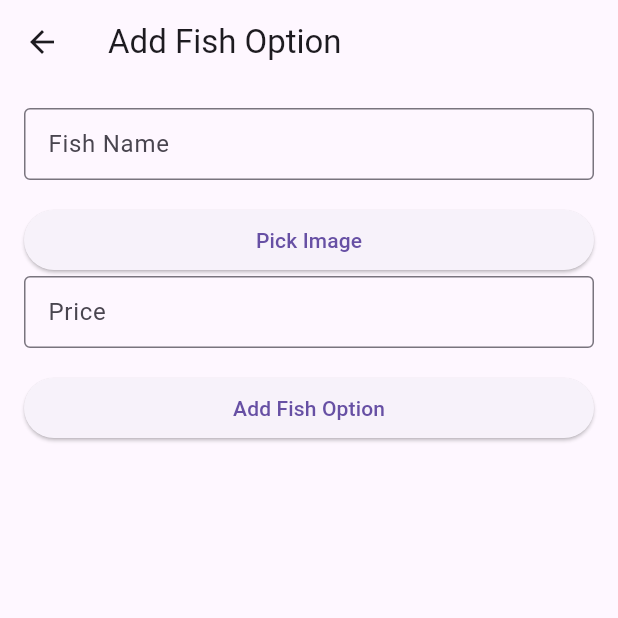
After one commit to Nexus-Code89/FishCab_Buyer, a Flutter app: the AddFishOptionPage screen opened by its route, after a tap on "Add Fish Option", on a phone screen of 412 x 824 dp, the top half of it. The commit adds this screen. Run offline on Flutter 3.47's test engine with Material 3 defaults, Android fonts, the phone set to English and light mode, and no system bars; our stand-ins replace cloud_firestore, firebase_auth, firebase_core, firebase_storage, image_picker; missing offline and left inert: dart:html; accounts and stored records are empty.

Commit message:
leo gwapo

```diff
--- a/lib/main.dart
+++ b/lib/main.dart
@@ -7,10 +7,10 @@ import 'package:fish_cab/seller_pages/seller_fish_options_screen.dart';
 import 'package:fish_cab/seller_pages/seller_home_screen.dart';
 import 'package:fish_cab/seller_pages/seller_schedule_screen.dart';
 import 'package:fish_cab/seller_pages/seller_search_singleton.dart';
+import 'package:fish_cab/seller_side/seller_add_fish_option.dart';
 import 'package:fish_cab/seller_side/seller_fish_options_page.dart';
 import 'package:fish_cab/seller_side/seller_home_page.dart';
 import 'package:fish_cab/seller_side/seller_schedule_page.dart';
-import 'package:fish_cab/seller_side/seller_schedule_update.dart';
 import 'package:fish_cab/seller_side/seller_singleton.dart';
 import 'package:flutter/material.dart';
 import 'package:firebase_core/firebase_core.dart';
@@ -42,9 +42,8 @@ class MyApp extends StatelessWidget {
           '/seller_schedule_view':(context) => SellerScheduleScreen(sellerId: SellerSeacrhSingleton.instance.userId,),
           '/seller_fish_options_view':(context) => FishOptionsScreen(sellerId: SellerSeacrhSingleton.instance.userId,),
           '/seller_home':(context) => SellerHomePage(),
-          '/seller_schedule':(context) => SellerSchedulePage(sellerId: SellerSingleton.instance.userId,),
-          '/seller_fish_options':(context) => FishOptionsPage(),
-//'/schedule_update': (context) => ScheduleUpdatePage(),
+          '/seller_fish_options':(context) => FishOptionsPage(sellerId: SellerSingleton.instance.userId,),
+          '/add_fish_option':(context) => AddFishOptionPage(sellerId: SellerSingleton.instance.userId,),
         }
     );
   }
--- /dev/null
+++ b/lib/model/fish_storage.dart
@@ -0,0 +1,25 @@
+import 'package:cloud_firestore/cloud_firestore.dart';
+import 'package:flutter/material.dart';
+
+class FishStorage {
+  final String sellerId;
+  final String fishName;
+  final String photoUrl;
+  final double price;
+
+  FishStorage(
+      {required this.sellerId,
+      required this.fishName,
+      required this.photoUrl,
+      required this.price});
+
+  // convert to a map
+  Map<String, dynamic> toMap() {
+    return {
+      'sellerId': sellerId,
+      'fishName': fishName,
+      'photoUrl': photoUrl,
+      'price': price,
+    };
+  }
+}
--- /dev/null
+++ b/lib/seller_side/seller_add_fish_option.dart
@@ -0,0 +1,156 @@
+import 'dart:io';
+import 'package:firebase_storage/firebase_storage.dart' as firebase_storage;
+import 'package:cloud_firestore/cloud_firestore.dart';
+import 'package:firebase_auth/firebase_auth.dart';
+import 'package:fish_cab/model/fish_storage.dart';
+import 'package:flutter/material.dart';
+import 'package:image_picker/image_picker.dart';
+
+class AddFishOptionPage extends StatelessWidget {
+  final String sellerId;
+  AddFishOptionPage({required this.sellerId});
+
+  @override
+  Widget build(BuildContext context) {
+    return Scaffold(
+      appBar: AppBar(
+        title: Text('Add Fish Option'),
+      ),
+      body: Padding(
+        padding: const EdgeInsets.all(16.0),
+        child: AddFishOptionForm(),
+      ),
+    );
+  }
+}
+
+class AddFishOptionForm extends StatefulWidget {
+  @override
+  _AddFishOptionFormState createState() => _AddFishOptionFormState();
+}
+
+class _AddFishOptionFormState extends State<AddFishOptionForm> {
+  final TextEditingController fishController = TextEditingController();
+  final TextEditingController priceController = TextEditingController();
+
+  File? _pickedImage;
+
+  final ImagePicker _picker = ImagePicker();
+
+  @override
+  Widget build(BuildContext context) {
+    return Column(
+      crossAxisAlignment: CrossAxisAlignment.stretch,
+      children: [
+        TextFormField(
+          controller: fishController,
+          decoration: InputDecoration(
+            labelText: 'Fish Name',
+            border: OutlineInputBorder(),
+            contentPadding: EdgeInsets.all(12),
+          ),
+        ),
+        SizedBox(height: 16),
+        ElevatedButton(
+          onPressed: () async {
+            // Call function to pick image
+            await _pickImage();
+          },
+          child: Text('Pick Image'),
+        ),
+        _pickedImage != null
+            ? Container(
+                margin: EdgeInsets.symmetric(vertical: 16),
+                height: 150,
+                decoration: BoxDecoration(
+                  borderRadius: BorderRadius.circular(8),
+                  image: DecorationImage(
+                    image: FileImage(_pickedImage!),
+                    fit: BoxFit.cover,
+                  ),
+                ),
+              )
+            : Container(),
+        TextFormField(
+          controller: priceController,
+          keyboardType: TextInputType.number,
+          decoration: InputDecoration(
+            labelText: 'Price',
+            border: OutlineInputBorder(),
+            contentPadding: EdgeInsets.all(12),
+            prefix: Text('\$'),
+          ),
+        ),
+        SizedBox(height: 16),
+        ElevatedButton(
+          onPressed: () {
+            // Call a function to add the fish option to Firestore
+            addFishOption();
+          },
+          child: Text('Add Fish Option'),
+        ),
+      ],
+    );
+  }
+
+  // Function to add the fish option to Firestore
+  void addFishOption() async {
+    final FirebaseAuth _firebaseAuth = FirebaseAuth.instance;
+  final FirebaseFirestore _firestore = FirebaseFirestore.instance;
+    final String sellerId = _firebaseAuth.currentUser!.uid;
+    String fishName = fishController.text;
+    double price = double.parse(priceController.text);
+
+    // Check if all fields are filled
+    if (fishName.isNotEmpty && _pickedImage != null) {
+      // Upload image to Firebase Storage
+      String imageUrl = await uploadImage(_pickedImage!);
+
+      // create FishStorage
+      /*FishStorage newfish_storage= FishStorage(sellerId: sellerId, fishName: fishName, photoUrl: imageUrl, price: price);
+
+      await _firestore.collection('seller_info').doc(sellerId).collection('fish_choices').add(newfish_storage.toMap());*/
+      // Add the fish option to Firestore with the image URL
+      FirebaseFirestore.instance
+          .collection('seller_info')
+          .doc(sellerId)
+          .collection('fish_choices')
+          .add({
+        'fish': fishName,
+        'photo': imageUrl,
+        'price': price,
+      });
+
+      // Navigate back to the previous screen
+      Navigator.pop(context);
+    } else {
+      // Show an error message or handle the case where fields are not filled
+      // You can display a SnackBar or any other UI element to inform the user.
+    }
+  }
+
+  // Function to pick an image from the gallery
+  Future<void> _pickImage() async {
+    final pickedImage = await _picker.getImage(source: ImageSource.gallery);
+    if (pickedImage != null) {
+      setState(() {
+        _pickedImage = File(pickedImage.path);
+      });
+    }
+  }
+
+  // Function to upload image to Firebase Storage
+  Future<String> uploadImage(File imageFile) async {
+    try {
+      String filePath = 'images/${DateTime.now()}.png'; // Adjust the path as needed
+      firebase_storage.Reference storageReference =
+          firebase_storage.FirebaseStorage.instance.ref().child(filePath);
+      await storageReference.putFile(imageFile);
+      return await storageReference.getDownloadURL();
+    } catch (e) {
+      print('Error uploading file: $e');
+      // Handle the error (display an error message or throw the exception)
+      throw Exception('Failed to upload image');
+    }
+  }
+}
--- a/pubspec.yaml
+++ b/pubspec.yaml
@@ -30,7 +30,8 @@ environment:
 dependencies:
   flutter:
     sdk: flutter
-
+  firebase_storage: ^11.5.1
+  image_picker: ^0.8.0
 
   # The following adds the Cupertino Icons font to your application.
   # Use with the CupertinoIcons class for iOS style icons.
@@ -42,6 +43,7 @@ dependencies:
 dev_dependencies:
   flutter_test:
     sdk: flutter
+
 
   # The "flutter_lints" package below contains a set of recommended lints to
   # encourage good coding practices. The lint set provided by the package is
```
Also changed, not shown: lib/seller_side/seller_fish_options_page.dart (+92 -9 lines), lib/seller_side/seller_schedule_page.dart (deleted, +0 -46 lines), lib/seller_side/seller_schedule_update.dart (deleted, +0 -63 lines), pubspec.lock, 5 other files.
